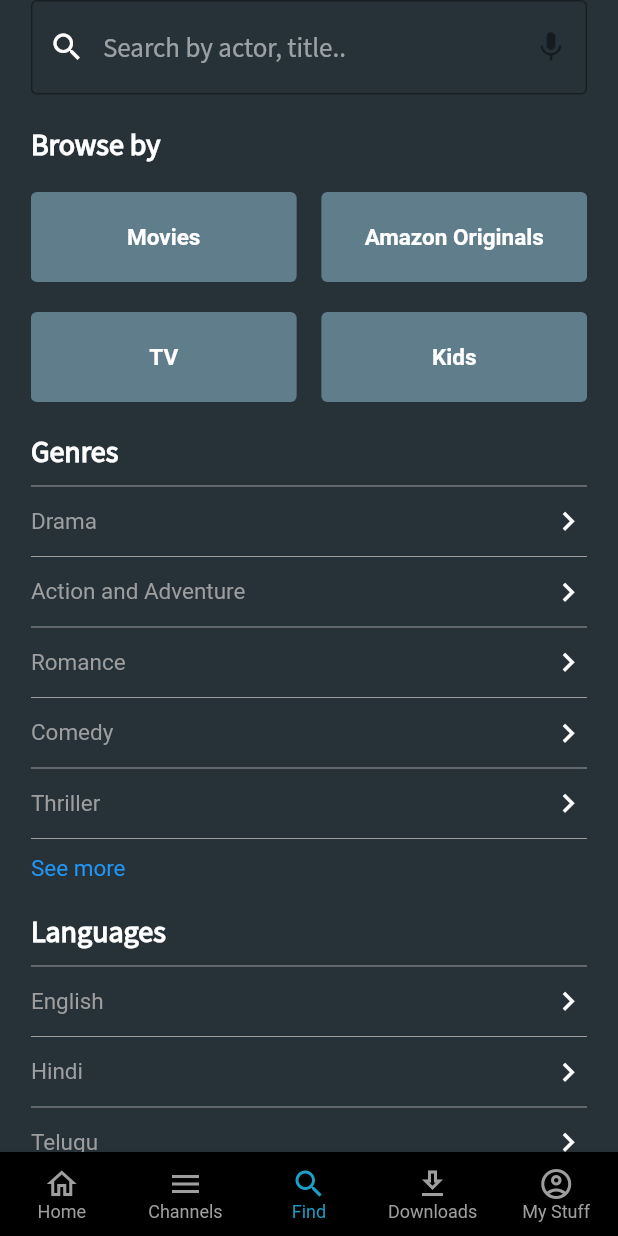
After one commit to krshnknsr21/PrimeVideoClone, a Flutter app: the BottomTabController screen opened by its route, item 3 of the bottom bar chosen, on a phone screen of 412 x 824 dp. The commit adds this screen. Run offline on Flutter 3.47's test engine with Material 2 defaults, Android fonts, the phone set to English and light mode, and no system bars; our stand-ins replace card_swiper.

Commit message:
Added Find Page

```diff
--- /dev/null
+++ b/lib/Screens/find_page.dart
@@ -0,0 +1,241 @@
+import 'package:flutter/material.dart';
+
+class FindPage extends StatefulWidget {
+  const FindPage({Key? key}) : super(key: key);
+
+  @override
+  _FindPageState createState() => _FindPageState();
+}
+
+class _FindPageState extends State<FindPage> {
+  final formKey = GlobalKey<FormState>();
+
+  bool showPassword = true;
+
+  @override
+  Widget build(BuildContext context) {
+    final GlobalKey<ScaffoldState> _scaffoldKey = GlobalKey<ScaffoldState>();
+    final double width= MediaQuery.of(context).size.width;
+
+    Widget browseButton (String buttonText) {
+      return Container(
+        margin: const EdgeInsets.symmetric(vertical: 10.0),
+        width: width*0.43,
+        height: 60.0,
+        child: TextButton(
+          style: ButtonStyle(
+            backgroundColor: MaterialStateProperty.all<Color>(Colors.blueGrey.shade500),
+            foregroundColor: MaterialStateProperty.all<Color>(Colors.white),
+          ),
+          onPressed: () {},
+          child: Text(
+            buttonText,
+            style: const TextStyle(
+              fontWeight: FontWeight.bold,
+              fontSize: 15,
+            ),
+          ),
+        ),
+      );
+    }
+
+    Widget findRowItem(String titleText) {
+      return Column(
+        children: [
+          const Divider(
+            height: 2,
+            color: Colors.grey,
+          ),
+          InkWell(
+            onTap: () {},
+            child: Container(
+              padding: const EdgeInsets.symmetric(vertical: 10),
+              child: Row(
+                mainAxisSize: MainAxisSize.max,
+                mainAxisAlignment: MainAxisAlignment.spaceBetween,
+                children: [
+                  Text(
+                    titleText,
+                    style: const TextStyle(
+                      color: Colors.grey,
+                      fontSize: 15,
+                    ),
+                  ),
+                  const Icon(
+                    Icons.chevron_right_outlined,
+                    color: Colors.white,
+                    size: 25,
+                  ),
+                ],
+              ),
+            ),
+          ),
+        ],
+      );
+    }
+
+    return Scaffold(
+        key: _scaffoldKey,
+        backgroundColor: Colors.blueGrey[900],
+        body: Container(
+          padding: EdgeInsets.symmetric(horizontal: (width*0.05)),
+          child: Form(
+            key: formKey, //key for form
+            child: ListView(
+              children: [
+                TextField(
+                  onChanged: (text) {},
+                  style: const TextStyle(
+                    color: Colors.white,
+                    fontFamily: "SourceSansPro",
+                    fontSize: 15.0,
+                  ),
+                  decoration: const InputDecoration(
+                    prefixIcon: Icon(Icons.search_outlined),
+                    prefixIconColor: Colors.white,
+                    suffixIcon: Icon(Icons.mic),
+                    fillColor: Colors.blueGrey,
+                    hintText: 'Search by actor, title..',
+                    hintStyle: TextStyle(
+                      color: Colors.white54,
+                      fontSize: 18.0,
+                      fontFamily: "SourceSansPro"
+                    ),
+                    border: OutlineInputBorder(
+                      borderSide: BorderSide(
+                        width: 2.0,
+                        color: Colors.grey,
+                      ),
+                    ),
+                  ),
+                ),
+                Container(
+                  // height: 100.0,
+                  padding: const EdgeInsets.symmetric(vertical: 20.0),
+                  child: Column(
+                    children: [
+                      const Align(
+                        alignment: Alignment.centerLeft,
+                        child: Text(
+                          'Browse by',
+                          style: TextStyle(
+                            color: Colors.white,
+                            fontSize: 20.0,
+                            fontWeight: FontWeight.bold,
+                            fontFamily: "SourceSansPro"
+                          ),
+                        ),
+                      ),
+                      Padding(
+                        padding: const EdgeInsets.symmetric(vertical: 10.0),
+                        child: Column(
+                          children: [
+                            Row(
+                              mainAxisAlignment: MainAxisAlignment.spaceBetween,
+                              children: [
+                                browseButton('Movies'),
+                                browseButton('Amazon Originals'),
+                              ],
+                            ),
+                            Row(
+                              mainAxisAlignment: MainAxisAlignment.spaceBetween,
+                              children: [
+                                browseButton('TV'),
+                                browseButton('Kids'),
+                              ],
+                            ),
+                          ],
+                        ),
+                      ),
+                      Container(
+                        alignment: Alignment.centerLeft,
+                        padding: const EdgeInsets.only(bottom: 10),
+                        child: const Text(
+                          'Genres',
+                          style: TextStyle(
+                              color: Colors.white,
+                              fontSize: 20.0,
+                              fontWeight: FontWeight.bold,
+                              fontFamily: "SourceSansPro"
+                          ),
+                        ),
+                      ),
+                      Column(
+                        children: [
+                          findRowItem('Drama'),
+                          findRowItem('Action and Adventure'),
+                          findRowItem('Romance'),
+                          findRowItem('Comedy'),
+                          findRowItem('Thriller'),
+                          const Divider(
+                            height: 2,
+                            color: Colors.grey,
+                          ),
+                          InkWell(
+                            onTap: (){},
+                            // hoverColor: Colors.black,
+                            child: Container(
+                              padding: const EdgeInsets.symmetric(vertical: 10),
+                              alignment: Alignment.centerLeft,
+                              child: const Text(
+                                'See more',
+                                style: TextStyle(
+                                  color: Colors.blue,
+                                  fontSize: 15,
+                                ),
+                              ),
+                            ),
+                          ),
+                        ],
+                      ),
+                      Container(
+                        alignment: Alignment.centerLeft,
+                        padding: const EdgeInsets.symmetric(vertical: 10),
+                        child: const Text(
+                          'Languages',
+                          style: TextStyle(
+                              color: Colors.white,
+                              fontSize: 20.0,
+                              fontWeight: FontWeight.bold,
+                              fontFamily: "SourceSansPro"
+                          ),
+                        ),
+                      ),
+                      Column(
+                        children: [
+                          findRowItem('English'),
+                          findRowItem('Hindi'),
+                          findRowItem('Telugu'),
+                          findRowItem('Tamil'),
+                          findRowItem('Kannada'),
+                          findRowItem('Malayalam'),
+                          const Divider(
+                            height: 2,
+                            color: Colors.grey,
+                          ),
+                          InkWell(
+                            onTap: (){},
+                            // hoverColor: Colors.black,
+                            child: Container(
+                              padding: const EdgeInsets.symmetric(vertical: 10),
+                              alignment: Alignment.centerLeft,
+                              child: const Text(
+                                'See more',
+                                style: TextStyle(
+                                  color: Colors.blue,
+                                  fontSize: 15,
+                                ),
+                              ),
+                            ),
+                          ),
+                        ],
+                      ),
+                    ],
+                  ),
+                ),
+              ],
+            ),
+          ),
+        ));
+  }
+}
--- a/lib/Screens/login_page.dart
+++ b/lib/Screens/login_page.dart
@@ -13,7 +13,7 @@ class _LoginPageState extends State<LoginPage> {
 
   @override
   Widget build(BuildContext context) {
-    final double height = MediaQuery.of(context).size.height;
+    // final double height = MediaQuery.of(context).size.height;
     // final double width= MediaQuery.of(context).size.width;
     final GlobalKey<ScaffoldState> _scaffoldKey = GlobalKey<ScaffoldState>();
 
@@ -57,7 +57,7 @@ class _LoginPageState extends State<LoginPage> {
                 ),
                 TextFormField(
                   onChanged: (text) {
-                    print('email or number: $text');
+                    // print('email or number: $text');
                   },
                   validator: (value) {
                     if (value!.isEmpty) {
@@ -92,7 +92,7 @@ class _LoginPageState extends State<LoginPage> {
                 TextFormField(
                   obscureText: !showPassword,
                   onChanged: (text) {
-                    print('password field: $text');
+                    // print('password field: $text');
                   },
                   validator: (value) {
                     if (value!.isEmpty) {
--- a/lib/Screens/tab_controller.dart
+++ b/lib/Screens/tab_controller.dart
@@ -1,6 +1,7 @@
 import 'package:flutter/material.dart';
 import 'package:prime_video_clone/Screens/home_page.dart';
 import 'package:prime_video_clone/Screens/downloads_page.dart';
+import 'package:prime_video_clone/Screens/find_page.dart';
 
 class BottomTabController extends StatefulWidget {
   const BottomTabController({Key? key}) : super(key: key);
@@ -10,13 +11,12 @@ class BottomTabController extends StatefulWidget {
 }
 
 class _BottomTabControllerState extends State<BottomTabController> {
-
   int selectedIndex = 0;
 
   final tabs = const [
     HomePage(),
     DownloadsPage(),
-    HomePage(),
+    FindPage(),
     DownloadsPage(),
     HomePage(),
   ];
--- a/lib/components/carousel.dart
+++ b/lib/components/carousel.dart
@@ -1,3 +1,5 @@
+// ignore_for_file: avoid_print
+
 import 'package:flutter/material.dart';
 import 'package:card_swiper/card_swiper.dart';
 // import 'package:prime_video_clone/Screens/home_page.dart';
@@ -34,7 +36,7 @@ class _ShowCarouselState extends State<ShowCarousel> {
           // itemWidth: width,
           itemBuilder: (BuildContext context, int index) {
             final image = thumbnailImages[index];
-            return InkWell(
+            return GestureDetector(
               onTap: () {
                 print('tapped on image');
               },
```
